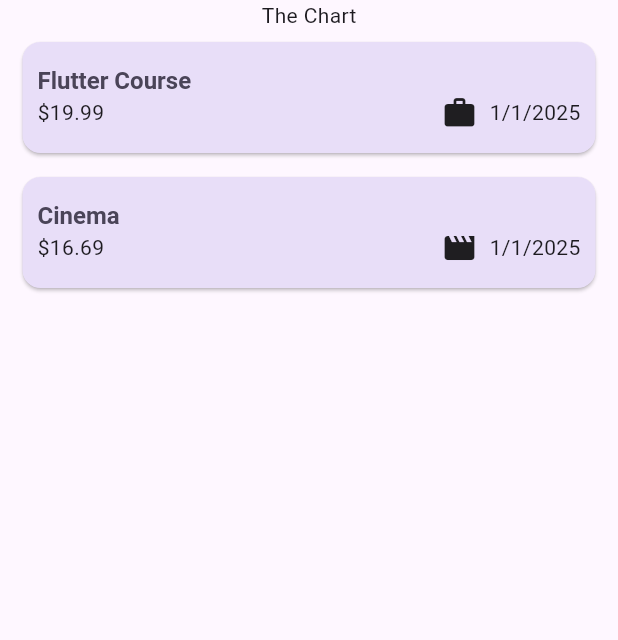
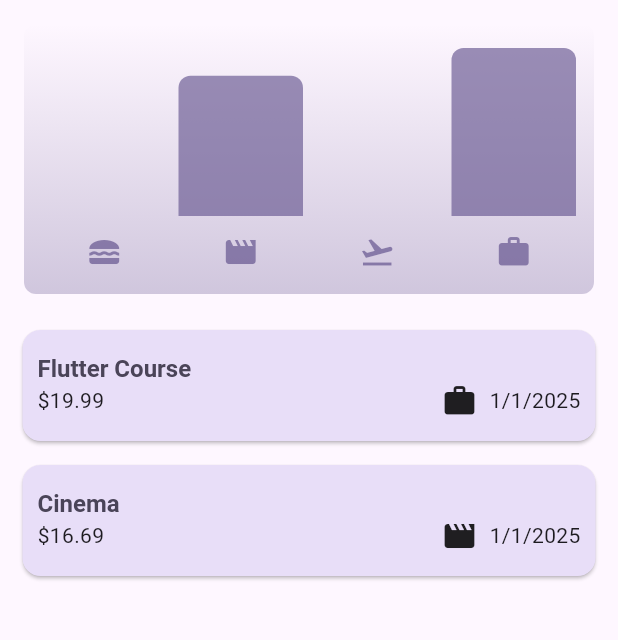
Before and after one commit to Pratham1803/FlutterPractice, a Flutter app: the screen it shows after launch, on a phone screen of 412 x 824 dp, the part 84-724 px from its top. Run offline on Flutter 3.47's test engine with Material 3 defaults, Android fonts, the phone set to English and light mode, and no system bars; missing offline and left inert: dart:ffi.

Commit message:
added chart

```diff
--- a/expense_tracker/lib/models/expense.model.dart
+++ b/expense_tracker/lib/models/expense.model.dart
@@ -32,3 +32,25 @@ class ExpenseModel {
     return formatter.format(date);
   }
 }
+
+class ExpenseBucket {
+  ExpenseBucket({required this.category, required this.expenses});
+
+  ExpenseBucket.forCategory(List<ExpenseModel> allExpenses, this.category)
+      : expenses = allExpenses
+            .where((expense) => expense.category == category)
+            .toList();
+
+  final Category category;
+  final List<ExpenseModel> expenses;
+
+  double get totalExpenses {
+    double sum = 0;
+
+    for (final expense in expenses) {
+      sum += expense.amount;
+    }
+
+    return sum;
+  }
+}
--- /dev/null
+++ b/expense_tracker/lib/widgets/chart/chart.dart
@@ -0,0 +1,95 @@
+import 'package:flutter/material.dart';
+
+import 'package:expense_tracker/widgets/chart/chart_bar.dart';
+import 'package:expense_tracker/models/expense.model.dart';
+
+class Chart extends StatelessWidget {
+  const Chart({super.key, required this.expenses});
+
+  final List<ExpenseModel> expenses;
+
+  List<ExpenseBucket> get buckets {
+    return [
+      ExpenseBucket.forCategory(expenses, Category.food),
+      ExpenseBucket.forCategory(expenses, Category.leisure),
+      ExpenseBucket.forCategory(expenses, Category.travel),
+      ExpenseBucket.forCategory(expenses, Category.work),
+    ];
+  }
+
+  double get maxTotalExpense {
+    double maxTotalExpense = 0;
+
+    for (final bucket in buckets) {
+      if (bucket.totalExpenses > maxTotalExpense) {
+        maxTotalExpense = bucket.totalExpenses;
+      }
+    }
+
+    return maxTotalExpense;
+  }
+
+  @override
+  Widget build(BuildContext context) {
+    final isDarkMode =
+        MediaQuery.of(context).platformBrightness == Brightness.dark;
+    return Container(
+      margin: const EdgeInsets.all(16),
+      padding: const EdgeInsets.symmetric(
+        vertical: 16,
+        horizontal: 8,
+      ),
+      width: double.infinity,
+      height: 180,
+      decoration: BoxDecoration(
+        borderRadius: BorderRadius.circular(8),
+        gradient: LinearGradient(
+          colors: [
+            Theme.of(context).colorScheme.primary.withOpacity(0.3),
+            Theme.of(context).colorScheme.primary.withOpacity(0.0)
+          ],
+          begin: Alignment.bottomCenter,
+          end: Alignment.topCenter,
+        ),
+      ),
+      child: Column(
+        children: [
+          Expanded(
+            child: Row(
+              crossAxisAlignment: CrossAxisAlignment.end,
+              children: [
+                for (final bucket in buckets) // alternative to map()
+                  ChartBar(
+                    fill: bucket.totalExpenses == 0
+                        ? 0
+                        : bucket.totalExpenses / maxTotalExpense,
+                  )
+              ],
+            ),
+          ),
+          const SizedBox(height: 12),
+          Row(
+            children: buckets
+                .map(
+                  (bucket) => Expanded(
+                    child: Padding(
+                      padding: const EdgeInsets.symmetric(horizontal: 4),
+                      child: Icon(
+                        categoryIcons[bucket.category],
+                        color: isDarkMode
+                            ? Theme.of(context).colorScheme.secondary
+                            : Theme.of(context)
+                                .colorScheme
+                                .primary
+                                .withOpacity(0.7),
+                      ),
+                    ),
+                  ),
+                )
+                .toList(),
+          )
+        ],
+      ),
+    );
+  }
+}
--- /dev/null
+++ b/expense_tracker/lib/widgets/chart/chart_bar.dart
@@ -0,0 +1,34 @@
+import 'package:flutter/material.dart';
+
+class ChartBar extends StatelessWidget {
+  const ChartBar({
+    super.key,
+    required this.fill,
+  });
+
+  final double fill;
+
+  @override
+  Widget build(BuildContext context) {
+    final isDarkMode =
+        MediaQuery.of(context).platformBrightness == Brightness.dark;
+    return Expanded(
+      child: Padding(
+        padding: const EdgeInsets.symmetric(horizontal: 4),
+        child: FractionallySizedBox(
+          heightFactor: fill,
+          child: DecoratedBox(
+            decoration: BoxDecoration(
+              shape: BoxShape.rectangle,
+              borderRadius:
+                  const BorderRadius.vertical(top: Radius.circular(8)),
+              color: isDarkMode
+                  ? Theme.of(context).colorScheme.secondary
+                  : Theme.of(context).colorScheme.primary.withOpacity(0.65),
+            ),
+          ),
+        ),
+      ),
+    );
+  }
+}
--- a/expense_tracker/lib/widgets/expenses.dart
+++ b/expense_tracker/lib/widgets/expenses.dart
@@ -1,7 +1,10 @@
+import 'dart:ffi';
+
 import 'package:flutter/material.dart';
 import 'package:expense_tracker/models/expense.model.dart';
 import 'package:expense_tracker/widgets/expenses_list/expenses_list.dart';
 import 'package:expense_tracker/widgets/new_expense.dart';
+import 'package:expense_tracker/widgets/chart/chart.dart';
 
 class Expenses extends StatefulWidget {
   const Expenses({super.key});
@@ -45,9 +48,11 @@ class _ExpensesState extends State<Expenses> {
             action: SnackBarAction(
                 label: 'Undo',
                 onPressed: () {
-                  setState(() {
-                    _expenses.insert(index, model);
-                  },);
+                  setState(
+                    () {
+                      _expenses.insert(index, model);
+                    },
+                  );
                 }),
           ),
         );
@@ -88,7 +93,9 @@ class _ExpensesState extends State<Expenses> {
       ),
       body: Column(
         children: [
-          const Text('The Chart'),
+          Chart(
+            expenses: _expenses,
+          ),
           Expanded(child: mainContent),
         ],
       ),
```
